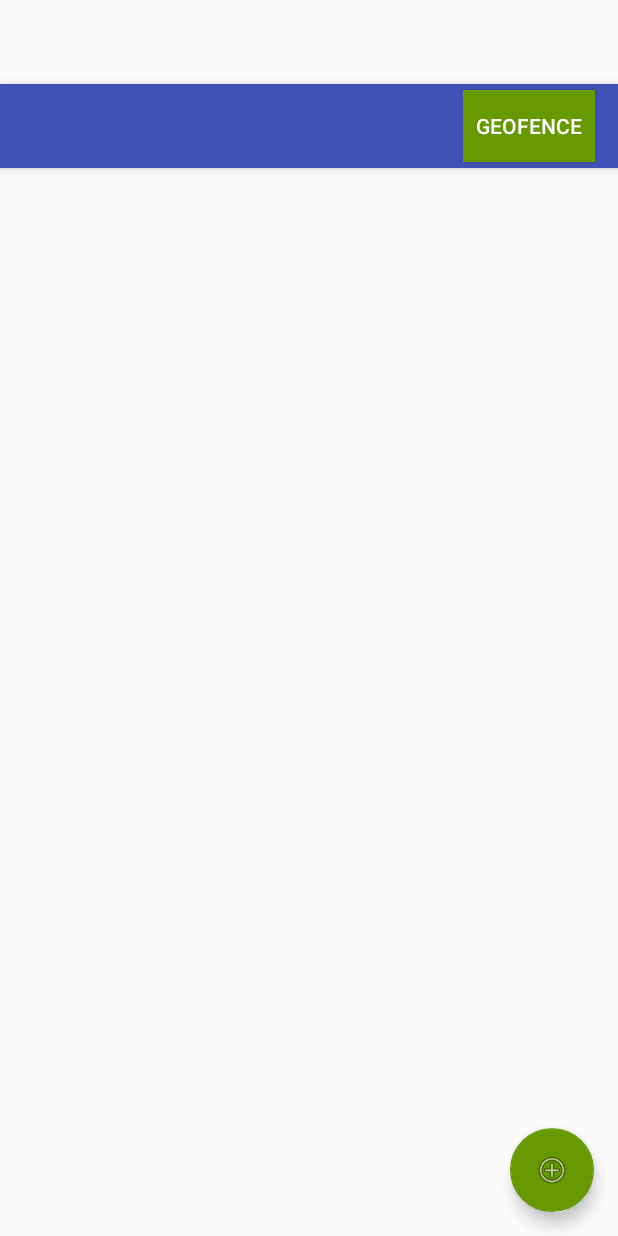
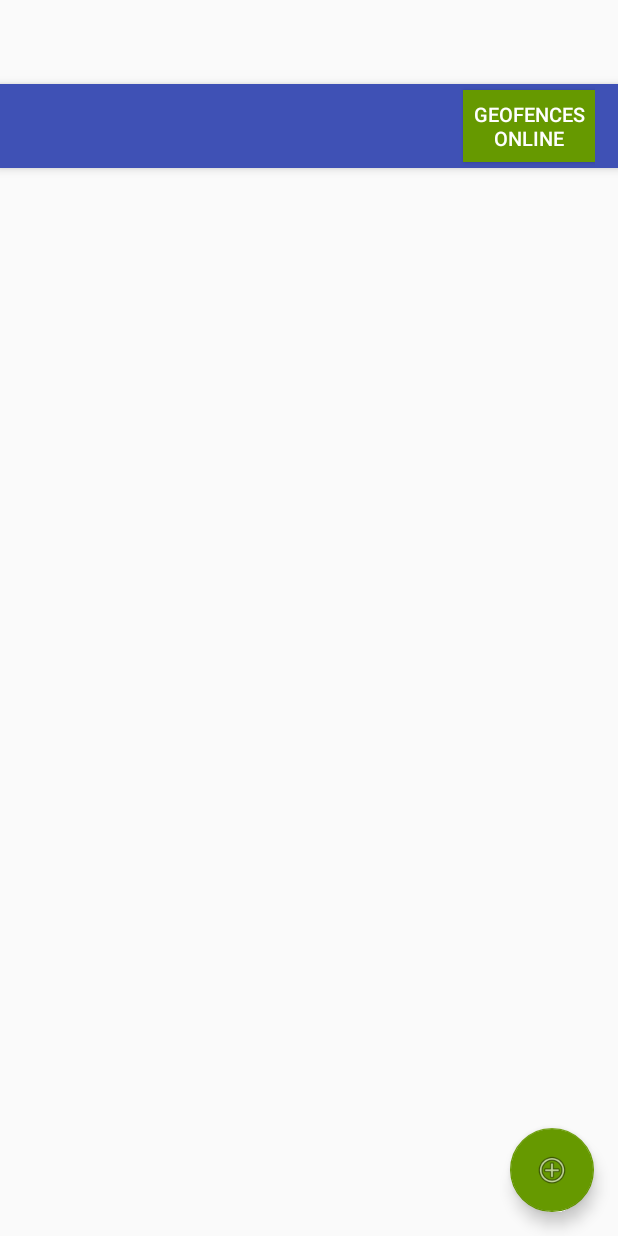
Before and after one commit to Didgeridone/Didgeridone-Android, an Android app: the layout activity_main.xml on its own in the app's theme, with its tools: preview values and no code run, on a phone screen of 412 x 824 dp. Run offline under Robolectric (Android 15) with nearby library versions, the phone set to English and light mode, and no system bars.

Commit message:
Button shows enabled/disabled now.

```diff
--- a/app/src/main/java/com/didgeridone/didgeridone_andriod/MainActivity.java
+++ b/app/src/main/java/com/didgeridone/didgeridone_andriod/MainActivity.java
@@ -176,9 +176,11 @@ public class MainActivity extends AppCompatActivity implements
         if (state == true) {
             // Turn the button green
             geofence_button.setBackgroundColor(Color.parseColor("#ff669900"));
+            geofence_button.setText("Geofences Enabled");
         } else {
             // Turn the button red
             geofence_button.setBackgroundColor(Color.parseColor("#ffcc0000"));
+            geofence_button.setText("Geofences Disabled");
         }
     }
 
--- a/app/src/main/res/layout/activity_main.xml
+++ b/app/src/main/res/layout/activity_main.xml
@@ -23,12 +23,14 @@
             <Button
                 android:layout_width="wrap_content"
                 android:layout_height="wrap_content"
-                android:text="GeoFence"
+                android:text="GeoFences Online"
                 android:id="@+id/button_geofence"
                 android:onClick="geofencesEnableDisableButton"
                 android:layout_gravity="right"
                 android:gravity="center_vertical|center_horizontal"
-                android:background="@android:color/holo_green_dark" />
+                android:background="@android:color/holo_green_dark"
+                android:maxWidth="50dp"
+                android:textSize="13dp" />
 
         </android.support.v7.widget.Toolbar>
 
```
